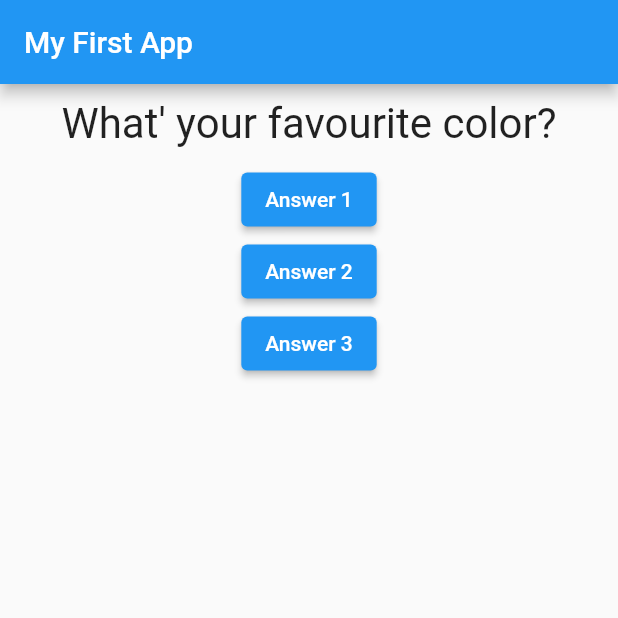
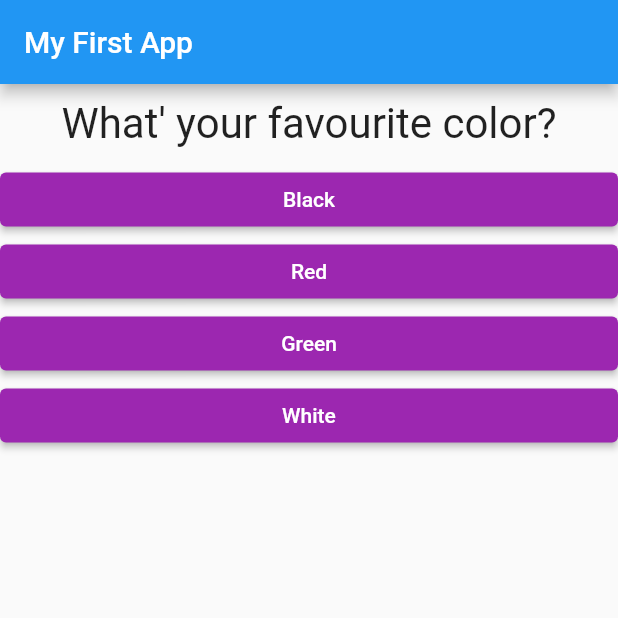
Before and after one commit to AzAbid1/flutter_app_1, a Flutter app: the screen it shows after launch, on a phone screen of 412 x 824 dp, the top half of it. Run offline on Flutter 3.47's test engine with Material 2 defaults, Android fonts, the phone set to English and light mode, and no system bars.

Commit message:
answer done + dynamic buttons done

```diff
--- /dev/null
+++ b/lib/answer.dart
@@ -0,0 +1,20 @@
+import 'package:flutter/material.dart';
+
+class Answer extends StatelessWidget {
+  final VoidCallback selectHandler;
+  final String answerText;
+
+  Answer(this.selectHandler, this.answerText);
+
+  @override
+  Widget build(BuildContext context) {
+    return Container(
+      width: double.infinity,
+      child: ElevatedButton(
+          style: ElevatedButton.styleFrom(
+              backgroundColor: Colors.purple, foregroundColor: Colors.white),
+          onPressed: selectHandler,
+          child: Text(answerText)),
+    );
+  }
+}
--- a/lib/main.dart
+++ b/lib/main.dart
@@ -1,6 +1,7 @@
 import 'package:flutter/material.dart';
 
 import 'question.dart';
+import 'answer.dart';
 
 void main() {
   runApp(MyApp());
@@ -14,21 +15,31 @@ class MyApp extends StatefulWidget {
 }
 
 class _MyAppState extends State<MyApp> {
-  var _questionIndex = 0;
+  int _questionIndex = 0;
 
   void _answerQuestion() {
     setState(() {
       _questionIndex = _questionIndex + 1;
     });
-    print(_questionIndex);
   }
 
   @override
   Widget build(BuildContext ctx) {
     var questions = [
-      'What\' your favourite color?',
-      'What\'s your favourite animal?'
+      {
+        'questionText': 'What\' your favourite color?',
+        'answers': ['Black', 'Red', 'Green', 'White']
+      },
+      {
+        'questionText': 'What\'s your favourite animal?',
+        'answers': ['Dog', 'Rabbit', 'Horse', 'Wolf']
+      },
+      {
+        'questionText': 'Who\'s your favourite instructor?',
+        'answers': ['Dan', 'Rob', 'Hanna', 'Walter']
+      }
     ];
+
     return MaterialApp(
       home: Scaffold(
         appBar: AppBar(
@@ -36,16 +47,10 @@ class _MyAppState extends State<MyApp> {
         ),
         body: Column(
           children: [
-            Question(questions[_questionIndex]),
-            ElevatedButton(onPressed: _answerQuestion, child: Text('Answer 1')),
-            ElevatedButton(
-                onPressed: () => print('Answer 2 chosen!'),
-                child: Text('Answer 2')),
-            ElevatedButton(
-                onPressed: () {
-                  print('Answer 3 chosen!');
-                },
-                child: Text('Answer 3')),
+            Question(questions[_questionIndex]['questionText'] as String),
+        ...(questions[_questionIndex]['answers'] as List<String>).map((answer) {
+              return Answer(_answerQuestion, answer);
+            }).toList()
           ],
         ),
       ),
```
